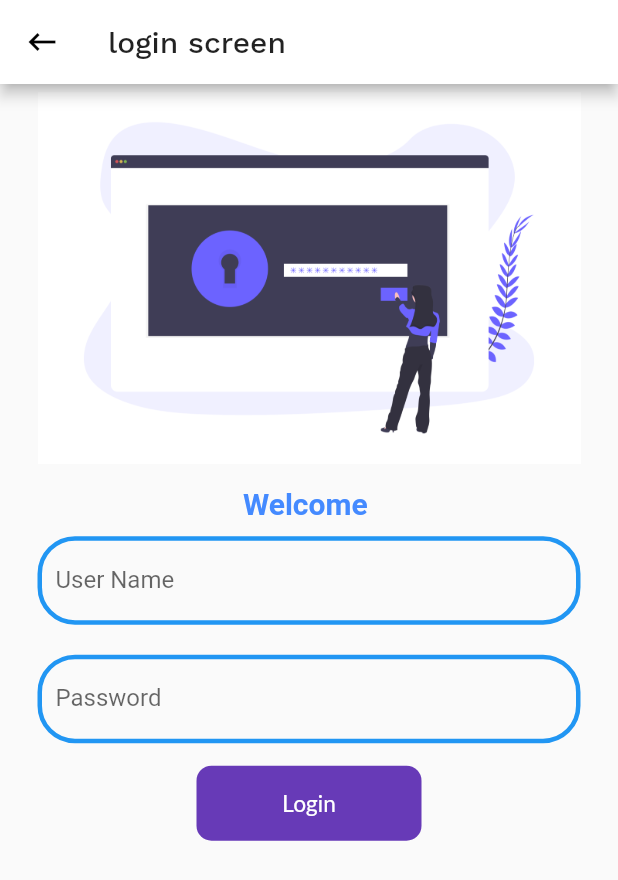
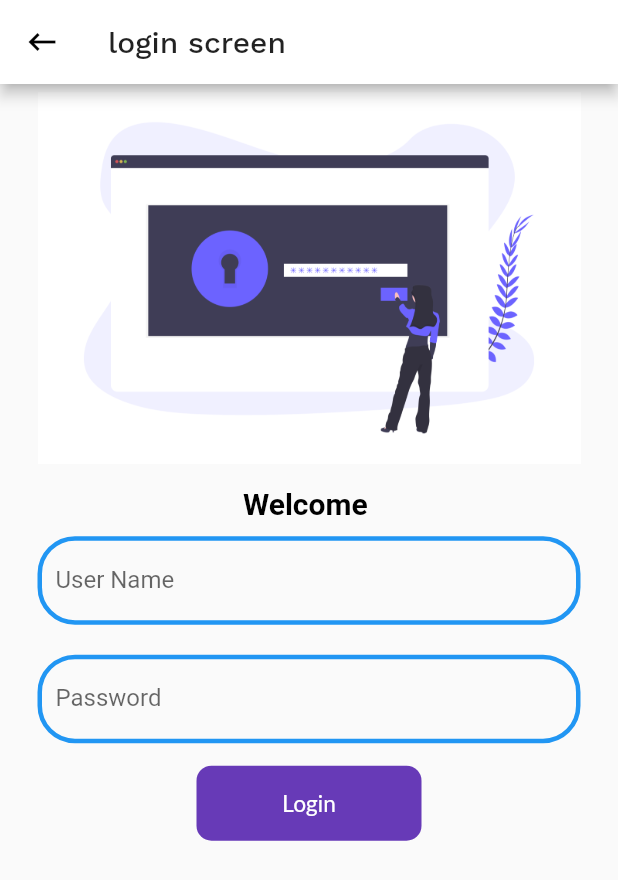
Before and after one commit to AbdurRehman-coder/codepure_crashCourse, a Flutter app: the LoginScreen screen opened by its route, on a phone screen of 412 x 824 dp. Shown: the top 880 px of the screen. Run offline on Flutter 3.47's test engine with Material 2 defaults, Android fonts, the phone set to English and light mode, and no system bars; our stand-ins replace google_fonts; network calls fail.

```diff
--- a/lib/main.dart
+++ b/lib/main.dart
@@ -12,7 +12,7 @@ import 'package:flutter/material.dart';
   Widget build(BuildContext context) {
     // TODO: implement build
     return MaterialApp(
-
+debugShowCheckedModeBanner: false,
        theme: MyTheme.lightTheme(context),
       initialRoute: MyRoutes.homeScreenRoute,
       routes: {
--- a/lib/widgets/Theme.dart
+++ b/lib/widgets/Theme.dart
@@ -3,18 +3,23 @@ import 'package:flutter/material.dart';
 import 'package:google_fonts/google_fonts.dart';
 
 class MyTheme{
-  static ThemeData lightTheme(BuildContext context) => ThemeData(
+  static ThemeData lightTheme(BuildContext context) =>    ThemeData(
       primaryColor: Colors.teal,
       primarySwatch: Colors.teal,
       textTheme: GoogleFonts.aBeeZeeTextTheme(
-        Theme.of(context).textTheme.apply(
-          bodyColor: Colors.blueAccent,
+        Theme
+            .of(context)
+            .textTheme
+            .apply(
+          bodyColor: Colors.black,
         ),
       ),
       appBarTheme: AppBarTheme(
         color: Colors.white,
         textTheme: GoogleFonts.workSansTextTheme(
-       Theme.of(context).textTheme,
+          Theme
+              .of(context)
+              .textTheme,
 
         ),
         iconTheme: IconThemeData(
@@ -30,9 +35,13 @@ static ThemeData darkTheme(BuildContext context) =>  ThemeData(
   primaryColor: Colors.teal,
   //primarySwatch: Colors.teal,
   appBarTheme: AppBarTheme(
-    color: Colors.black,
+    color: Colors.black54,
     textTheme: GoogleFonts.workSansTextTheme(
-      Theme.of(context).textTheme,
+      Theme.of(context).textTheme.apply(
+        bodyColor: Colors.white,
+      ),
+
+
 
     ),
     iconTheme: IconThemeData(
```
Also changed, not shown: lib/Pages/homeScreen.dart (+11 -7 lines), lib/moduls/catalog.dart (added, +26 -0 lines), lib/widgets/drawer.dart (+9 -8 lines), lib/widgets/item_widget.dart (added, +25 -0 lines). Lines whose indentation alone changed are shown as unchanged.
